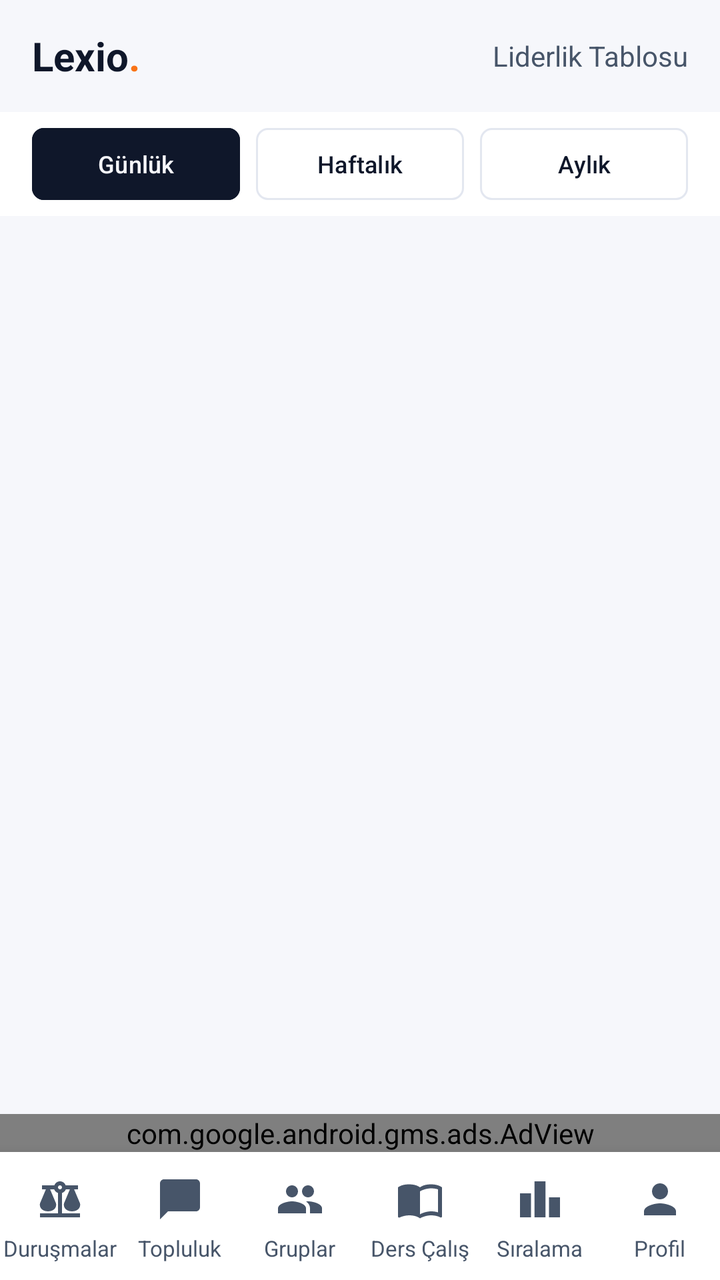
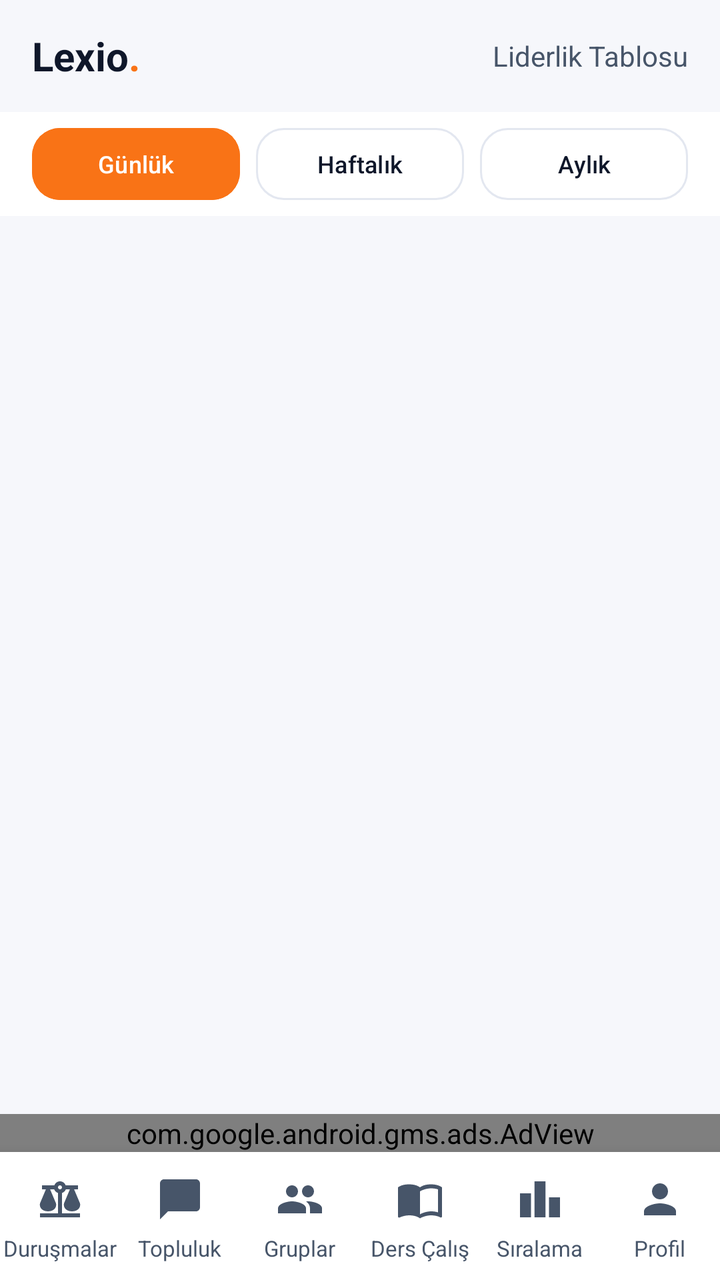

An Android layout rendered at two revisions. The XML below is the earlier revision; the diff shows what the commit changed to produce the second picture.
<!-- AndroidManifest.xml: application theme Theme.Lexio -->
<!-- res/layout/layout_leaderboard.xml -->
<?xml version="1.0" encoding="utf-8"?>
<LinearLayout xmlns:android="http://schemas.android.com/apk/res/android"
    xmlns:app="http://schemas.android.com/apk/res-auto"
    android:layout_width="match_parent"
    android:layout_height="match_parent"
    android:orientation="vertical"
    android:background="@color/bg_dark">

    
    <RelativeLayout
        android:layout_width="match_parent"
        android:layout_height="56dp"
        android:paddingHorizontal="16dp"
        android:background="@color/bg_dark">

        <TextView
            android:id="@+id/logoText"
            android:layout_width="wrap_content"
            android:layout_height="wrap_content"
            android:layout_centerVertical="true"
            android:text="Lexio"
            android:textColor="@color/text_primary"
            android:textSize="20sp"
            android:textStyle="bold" />

        <TextView
            android:layout_width="wrap_content"
            android:layout_height="wrap_content"
            android:layout_toEndOf="@id/logoText"
            android:layout_centerVertical="true"
            android:text="."
            android:textColor="@color/accent_primary"
            android:textSize="20sp"
            android:textStyle="bold" />

        <TextView
            android:layout_width="wrap_content"
            android:layout_height="wrap_content"
            android:layout_alignParentEnd="true"
            android:layout_centerVertical="true"
            android:text="@string/leaderboard_title"
            android:textColor="@color/text_secondary"
            android:textSize="14sp" />
    </RelativeLayout>

    
    <LinearLayout
        android:layout_width="match_parent"
        android:layout_height="wrap_content"
        android:orientation="horizontal"
        android:background="@color/card_bg"
        android:paddingVertical="8dp"
        android:paddingHorizontal="16dp">

        <Button
            android:id="@+id/btnTabDaily"
            android:layout_width="0dp"
            android:layout_height="36dp"
            android:layout_weight="1"
            android:text="@string/tab_daily"
            android:textSize="12sp"
            android:textColor="@color/bg_dark"
            android:backgroundTint="@color/text_primary"
            android:insetTop="0dp"
            android:insetBottom="0dp"
            app:cornerRadius="6dp" />

        <Button
            android:id="@+id/btnTabWeekly"
            android:layout_width="0dp"
            android:layout_height="36dp"
            android:layout_weight="1"
            android:layout_marginStart="8dp"
            android:text="@string/tab_weekly"
            android:textSize="12sp"
            android:textColor="@color/text_primary"
            android:backgroundTint="@color/transparent"
            app:strokeColor="@color/card_border"
            app:strokeWidth="1dp"
            android:insetTop="0dp"
            android:insetBottom="0dp"
            app:cornerRadius="6dp" />

        <Button
            android:id="@+id/btnTabMonthly"
            android:layout_width="0dp"
            android:layout_height="36dp"
            android:layout_weight="1"
            android:layout_marginStart="8dp"
            android:text="@string/tab_monthly"
            android:textSize="12sp"
            android:textColor="@color/text_primary"
            android:backgroundTint="@color/transparent"
            app:strokeColor="@color/card_border"
            app:strokeWidth="1dp"
            android:insetTop="0dp"
            android:insetBottom="0dp"
            app:cornerRadius="6dp" />
    </LinearLayout>

    
    <androidx.recyclerview.widget.RecyclerView
        android:id="@+id/rvLeaderboard"
        android:layout_width="match_parent"
        android:layout_height="0dp"
        android:layout_weight="1"
        android:clipToPadding="false"
        android:padding="16dp" />

    <TextView
        android:id="@+id/tvEmptyState"
        android:layout_width="match_parent"
        android:layout_height="wrap_content"
        android:gravity="center"
        android:padding="32dp"
        android:textColor="@color/text_secondary"
        android:textSize="14sp"
        android:visibility="gone" />


    
    <com.google.android.gms.ads.AdView
        android:id="@+id/adView"
        android:layout_width="match_parent"
        android:layout_height="wrap_content"
        android:layout_gravity="center"
        app:adSize="BANNER"
        app:adUnitId="ca-app-pub-4674211063760769/4886149685" />

    
    <include layout="@layout/nav_bottom" />

</LinearLayout>
<!-- res/layout/nav_bottom.xml (included above) -->
<?xml version="1.0" encoding="utf-8"?>
<LinearLayout xmlns:android="http://schemas.android.com/apk/res/android"
    android:id="@+id/bottomNavigationContainer"
    android:layout_width="match_parent"
    android:layout_height="64dp"
    android:orientation="horizontal"
    android:background="@color/card_bg"
    android:elevation="12dp">

    <LinearLayout
        android:id="@+id/navCases"
        android:layout_width="0dp"
        android:layout_height="match_parent"
        android:layout_weight="1"
        android:orientation="vertical"
        android:gravity="center"
        android:background="?attr/selectableItemBackgroundBorderless"
        android:clickable="true"
        android:focusable="true">
        <ImageView
            android:id="@+id/navCasesIcon"
            android:layout_width="56dp"
            android:layout_height="30dp"
            android:paddingHorizontal="16dp"
            android:paddingVertical="3dp"
            android:importantForAccessibility="no"
            android:src="@drawable/ic_nav_cases"
            app:tint="@color/text_secondary"
            xmlns:app="http://schemas.android.com/apk/res-auto" />
        <TextView
            android:id="@+id/navCasesLabel"
            android:layout_width="wrap_content"
            android:layout_height="wrap_content"
            android:layout_marginTop="2dp"
            android:text="@string/nav_cases"
            android:textColor="@color/text_secondary"
            android:textSize="11sp" />
    </LinearLayout>

    <LinearLayout
        android:id="@+id/navFeed"
        android:layout_width="0dp"
        android:layout_height="match_parent"
        android:layout_weight="1"
        android:orientation="vertical"
        android:gravity="center"
        android:background="?attr/selectableItemBackgroundBorderless"
        android:clickable="true"
        android:focusable="true">
        <ImageView
            android:id="@+id/navFeedIcon"
            android:layout_width="56dp"
            android:layout_height="30dp"
            android:paddingHorizontal="16dp"
            android:paddingVertical="3dp"
            android:importantForAccessibility="no"
            android:src="@drawable/ic_nav_feed"
            app:tint="@color/text_secondary"
            xmlns:app="http://schemas.android.com/apk/res-auto" />
        <TextView
            android:id="@+id/navFeedLabel"
            android:layout_width="wrap_content"
            android:layout_height="wrap_content"
            android:layout_marginTop="2dp"
            android:text="@string/nav_feed"
            android:textColor="@color/text_secondary"
            android:textSize="11sp" />
    </LinearLayout>

    <LinearLayout
        android:id="@+id/navWorkspace"
        android:layout_width="0dp"
        android:layout_height="match_parent"
        android:layout_weight="1"
        android:orientation="vertical"
        android:gravity="center"
        android:background="?attr/selectableItemBackgroundBorderless"
        android:clickable="true"
        android:focusable="true">
        <ImageView
            android:id="@+id/navWorkspaceIcon"
            android:layout_width="56dp"
            android:layout_height="30dp"
            android:paddingHorizontal="16dp"
            android:paddingVertical="3dp"
            android:importantForAccessibility="no"
            android:src="@drawable/ic_nav_workspace"
            app:tint="@color/text_secondary"
            xmlns:app="http://schemas.android.com/apk/res-auto" />
        <TextView
            android:id="@+id/navWorkspaceLabel"
            android:layout_width="wrap_content"
            android:layout_height="wrap_content"
            android:layout_marginTop="2dp"
            android:text="@string/nav_workspace"
            android:textColor="@color/text_secondary"
            android:textSize="11sp" />
    </LinearLayout>

    <LinearLayout
        android:id="@+id/navStudy"
        android:layout_width="0dp"
        android:layout_height="match_parent"
        android:layout_weight="1"
        android:orientation="vertical"
        android:gravity="center"
        android:background="?attr/selectableItemBackgroundBorderless"
        android:clickable="true"
        android:focusable="true">
        <ImageView
            android:id="@+id/navStudyIcon"
            android:layout_width="56dp"
            android:layout_height="30dp"
            android:paddingHorizontal="16dp"
            android:paddingVertical="3dp"
            android:importantForAccessibility="no"
            android:src="@drawable/ic_nav_study"
            app:tint="@color/text_secondary"
            xmlns:app="http://schemas.android.com/apk/res-auto" />
        <TextView
            android:id="@+id/navStudyLabel"
            android:layout_width="wrap_content"
            android:layout_height="wrap_content"
            android:layout_marginTop="2dp"
            android:text="@string/nav_study"
            android:textColor="@color/text_secondary"
            android:textSize="11sp" />
    </LinearLayout>

    <LinearLayout
        android:id="@+id/navLeaderboard"
        android:layout_width="0dp"
        android:layout_height="match_parent"
        android:layout_weight="1"
        android:orientation="vertical"
        android:gravity="center"
        android:background="?attr/selectableItemBackgroundBorderless"
        android:clickable="true"
        android:focusable="true">
        <ImageView
            android:id="@+id/navLeaderboardIcon"
            android:layout_width="56dp"
            android:layout_height="30dp"
            android:paddingHorizontal="16dp"
            android:paddingVertical="3dp"
            android:importantForAccessibility="no"
            android:src="@drawable/ic_nav_leaderboard"
            app:tint="@color/text_secondary"
            xmlns:app="http://schemas.android.com/apk/res-auto" />
        <TextView
            android:id="@+id/navLeaderboardLabel"
            android:layout_width="wrap_content"
            android:layout_height="wrap_content"
            android:layout_marginTop="2dp"
            android:text="@string/nav_leaderboard"
            android:textColor="@color/text_secondary"
            android:textSize="11sp" />
    </LinearLayout>

    <LinearLayout
        android:id="@+id/navProfile"
        android:layout_width="0dp"
        android:layout_height="match_parent"
        android:layout_weight="1"
        android:orientation="vertical"
        android:gravity="center"
        android:background="?attr/selectableItemBackgroundBorderless"
        android:clickable="true"
        android:focusable="true">
        <ImageView
            android:id="@+id/navProfileIcon"
            android:layout_width="56dp"
            android:layout_height="30dp"
            android:paddingHorizontal="16dp"
            android:paddingVertical="3dp"
            android:importantForAccessibility="no"
            android:src="@drawable/ic_nav_profile"
            app:tint="@color/text_secondary"
            xmlns:app="http://schemas.android.com/apk/res-auto" />
        <TextView
            android:id="@+id/navProfileLabel"
            android:layout_width="wrap_content"
            android:layout_height="wrap_content"
            android:layout_marginTop="2dp"
            android:text="@string/nav_profile"
            android:textColor="@color/text_secondary"
            android:textSize="11sp" />
    </LinearLayout>
</LinearLayout>
<!-- resources referenced by this layout -->
<resources>
  <color name="accent_primary">#f97316</color>
  <color name="bg_dark">#F6F7FB</color>
  <color name="card_bg">#FFFFFF</color>
  <color name="card_border">#E3E7F0</color>
  <color name="text_primary">#0F172A</color>
  <color name="text_secondary">#475569</color>
  <color name="transparent">#00000000</color>
  <!-- drawable ic_nav_cases (drawable) -->
  <?xml version="1.0" encoding="utf-8"?>
  <vector xmlns:android="http://schemas.android.com/apk/res/android"
      android:width="24dp"
      android:height="24dp"
      android:viewportWidth="24"
      android:viewportHeight="24">
      <path android:fillColor="#FFFFFFFF" android:pathData="M12,3c-1.27,0 -2.4,0.8 -2.82,2H3v2h1.95L2,14c-0.47,2 1,4 4,4s4.47,-2 4,-4L7.05,7H9.1c0.3,0.86 1.03,1.5 1.9,1.82V19H2v2h20v-2h-9V8.82c0.87,-0.32 1.6,-0.96 1.9,-1.82h2.05L14,14c-0.47,2 1,4 4,4s4.47,-2 4,-4l-2.95,-7H21V5h-6.18C14.4,3.8 13.27,3 12,3zM12,5c0.55,0 1,0.45 1,1s-0.45,1 -1,1s-1,-0.45 -1,-1S11.45,5 12,5z" />
  </vector>
  <!-- drawable ic_nav_feed (drawable) -->
  <?xml version="1.0" encoding="utf-8"?>
  <vector xmlns:android="http://schemas.android.com/apk/res/android"
      android:width="24dp"
      android:height="24dp"
      android:viewportWidth="24"
      android:viewportHeight="24">
      <path android:fillColor="#FFFFFFFF" android:pathData="M20,2H4c-1.1,0 -2,0.9 -2,2v18l4,-4h14c1.1,0 2,-0.9 2,-2V4c0,-1.1 -0.9,-2 -2,-2z" />
  </vector>
  <!-- drawable ic_nav_leaderboard (drawable) -->
  <?xml version="1.0" encoding="utf-8"?>
  <vector xmlns:android="http://schemas.android.com/apk/res/android"
      android:width="24dp"
      android:height="24dp"
      android:viewportWidth="24"
      android:viewportHeight="24">
      <path android:fillColor="#FFFFFFFF" android:pathData="M7.5,21H2V9h5.5v12zM14.75,3h-5.5v18h5.5V3zM22,11h-5.5v10H22V11z" />
  </vector>
  <!-- drawable ic_nav_profile (drawable) -->
  <?xml version="1.0" encoding="utf-8"?>
  <vector xmlns:android="http://schemas.android.com/apk/res/android"
      android:width="24dp"
      android:height="24dp"
      android:viewportWidth="24"
      android:viewportHeight="24">
      <path android:fillColor="#FFFFFFFF" android:pathData="M12,12c2.21,0 4,-1.79 4,-4s-1.79,-4 -4,-4 -4,1.79 -4,4 1.79,4 4,4zM12,14c-2.67,0 -8,1.34 -8,4v2h16v-2c0,-2.66 -5.33,-4 -8,-4z" />
  </vector>
  <string name="leaderboard_title">Liderlik Tablosu</string>
  <string name="nav_cases">Duruşmalar</string>
  <string name="nav_feed">Topluluk</string>
  <string name="nav_leaderboard">Sıralama</string>
  <string name="nav_profile">Profil</string>
  <string name="nav_study">Ders Çalış</string>
  <string name="nav_workspace">Gruplar</string>
  <string name="tab_daily">Günlük</string>
  <string name="tab_monthly">Aylık</string>
  <string name="tab_weekly">Haftalık</string>
  <style name="Theme.Lexio" parent="Theme.Material3.DayNight.NoActionBar">
          <item name="android:windowBackground">@color/bg_dark</item>
          <item name="android:statusBarColor">@color/bg_dark</item>
          <item name="android:navigationBarColor">@color/bg_dark</item>
          <item name="android:windowLightStatusBar">true</item>
          <item name="android:windowLightNavigationBar">true</item>
          <item name="colorPrimary">@color/accent_primary</item>
          <item name="colorSecondary">@color/accent_secondary</item>
      </style>
  <color name="accent_secondary">#ea580c</color>
  <!-- unchanged entries left out for length: 2 -->
</resources>

<!-- the commit's change to res/layout/layout_leaderboard.xml (unified diff, before → after) -->
@@ -59,11 +59,11 @@
             android:layout_weight="1"
             android:text="@string/tab_daily"
             android:textSize="12sp"
-            android:textColor="@color/bg_dark"
-            android:backgroundTint="@color/text_primary"
+            android:textColor="@color/white"
+            android:backgroundTint="@color/accent_primary"
             android:insetTop="0dp"
             android:insetBottom="0dp"
-            app:cornerRadius="6dp" />
+            app:cornerRadius="14dp" />
 
         <Button
             android:id="@+id/btnTabWeekly"
@@ -79,7 +79,7 @@
             app:strokeWidth="1dp"
             android:insetTop="0dp"
             android:insetBottom="0dp"
-            app:cornerRadius="6dp" />
+            app:cornerRadius="14dp" />
 
         <Button
             android:id="@+id/btnTabMonthly"
@@ -95,7 +95,7 @@
             app:strokeWidth="1dp"
             android:insetTop="0dp"
             android:insetBottom="0dp"
-            app:cornerRadius="6dp" />
+            app:cornerRadius="14dp" />
     </LinearLayout>
 
     
<!-- resource entries referenced after the edit -->
@@ -7,6 +7,7 @@
   <color name="text_primary">#0F172A</color>
   <color name="text_secondary">#475569</color>
   <color name="transparent">#00000000</color>
+  <color name="white">#ffffff</color>
   <!-- drawable ic_nav_cases (drawable) -->
   <?xml version="1.0" encoding="utf-8"?>
   <vector xmlns:android="http://schemas.android.com/apk/res/android"
